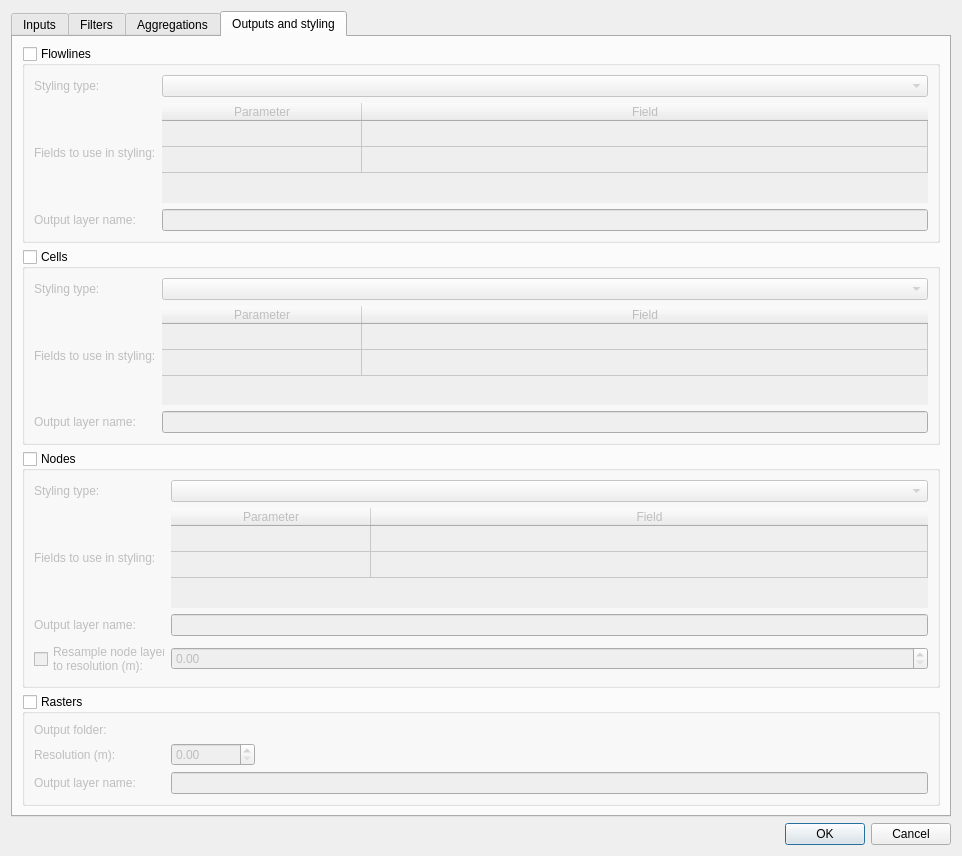
Above: tool_statistics/threedi_custom_stats_dialog_base.ui from nens/threedi-results-analysis before the change. Below: the same form after it.
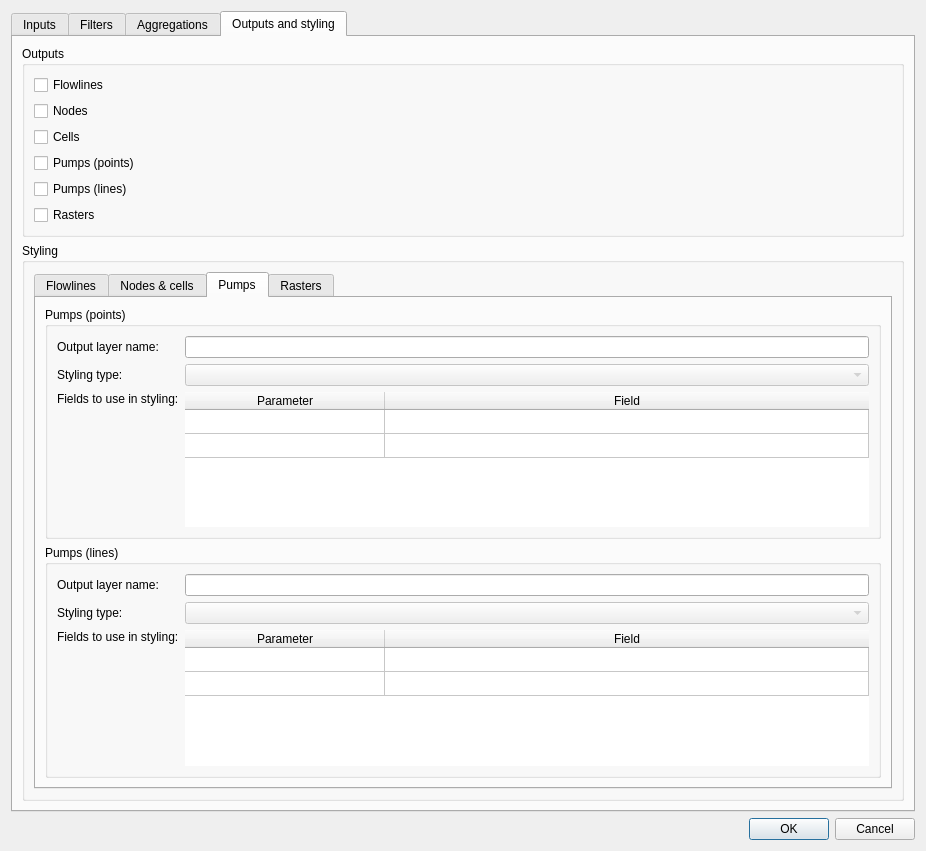
That is the form after the change. The open tabs and pages were chosen to show the change. Custom widgets are drawn as their Qt base class.

Commit message:
Add support for pumps in result aggregation tool (#1014)
* Support for pumps in result aggregation tool
* Add threshold compare methods
* Add preset "Total pumped volume" to Result Aggregation tool
* Add preset "Pumps: % of time at max capacity" to Result Aggregation tool
* Cross-sectional discharge algorithm: allow cross-section lines to have different crs than 3Di results, automatically reproject

```diff
--- a/tool_statistics/threedi_custom_stats_dialog_base.ui
+++ b/tool_statistics/threedi_custom_stats_dialog_base.ui
@@ -9,8 +9,8 @@
    <rect>
     <x>0</x>
     <y>0</y>
-    <width>962</width>
-    <height>856</height>
+    <width>926</width>
+    <height>851</height>
    </rect>
   </property>
   <property name="windowTitle">
@@ -432,142 +432,124 @@
       </attribute>
       <layout class="QVBoxLayout" name="verticalLayout_6">
        <item>
-        <widget class="QGroupBox" name="groupBoxFlowlines">
+        <spacer name="verticalSpacer_3">
+         <property name="orientation">
+          <enum>Qt::Vertical</enum>
+         </property>
+         <property name="sizeHint" stdset="0">
+          <size>
+           <width>20</width>
+           <height>40</height>
+          </size>
+         </property>
+        </spacer>
+       </item>
+       <item>
+        <widget class="QGroupBox" name="groupBoxOutputs">
          <property name="title">
+          <string>Outputs</string>
+         </property>
+         <layout class="QVBoxLayout" name="verticalLayout_7">
+          <item>
+           <widget class="QCheckBox" name="checkBoxFlowlines">
+            <property name="text">
           <string>Flowlines</string>
          </property>
-         <property name="checkable">
-          <bool>true</bool>
-         </property>
-         <property name="checked">
-          <bool>false</bool>
-         </property>
-         <layout class="QGridLayout" name="gridLayout_3">
-          <item row="1" column="0">
-           <widget class="QLabel" name="label_18">
+           </widget>
+          </item>
+          <item>
+           <widget class="QCheckBox" name="checkBoxNodes">
+            <property name="text">
+             <string>Nodes</string>
+            </property>
+           </widget>
+          </item>
+          <item>
+           <widget class="QCheckBox" name="checkBoxCells">
+            <property name="text">
+             <string>Cells</string>
+            </property>
+           </widget>
+          </item>
+          <item>
+           <widget class="QCheckBox" name="checkBoxPumps">
             <property name="text">
-             <string>Fields to use in styling:</string>
+             <string>Pumps (points)</string>
             </property>
            </widget>
           </item>
-          <item row="0" column="1">
-           <widget class="QComboBox" name="comboBoxFlowlinesStyleType">
-            <property name="enabled">
-             <bool>false</bool>
+          <item>
+           <widget class="QCheckBox" name="checkBoxPumpsLinestring">
+            <property name="text">
+             <string>Pumps (lines)</string>
             </property>
-            <property name="sizePolicy">
-             <sizepolicy hsizetype="Preferred" vsizetype="Fixed">
-              <horstretch>0</horstretch>
-              <verstretch>0</verstretch>
-             </sizepolicy>
+           </widget>
+          </item>
+          <item>
+           <widget class="QCheckBox" name="checkBoxRasters">
+            <property name="text">
+             <string>Rasters</string>
             </property>
            </widget>
           </item>
-          <item row="2" column="0">
+         </layout>
+        </widget>
+       </item>
+       <item>
+        <widget class="QGroupBox" name="groupBoxStyling">
+         <property name="title">
+          <string>Styling</string>
+         </property>
+         <layout class="QVBoxLayout" name="verticalLayout_9">
+          <item>
+           <widget class="QTabWidget" name="tabWidgetStyling">
+            <property name="currentIndex">
+             <number>0</number>
+            </property>
+            <widget class="QWidget" name="tabFlowlinesStyling">
+             <attribute name="title">
+              <string>Flowlines</string>
+             </attribute>
+             <layout class="QFormLayout" name="formLayout">
+              <item row="0" column="0">
            <widget class="QLabel" name="label_7">
             <property name="text">
              <string>Output layer name:</string>
             </property>
            </widget>
           </item>
-          <item row="1" column="1">
-           <widget class="QTableWidget" name="tableWidgetFlowlinesStyleParams">
-            <property name="frameShape">
-             <enum>QFrame::NoFrame</enum>
-            </property>
-            <property name="frameShadow">
-             <enum>QFrame::Sunken</enum>
-            </property>
-            <property name="lineWidth">
-             <number>0</number>
-            </property>
-            <property name="alternatingRowColors">
-             <bool>false</bool>
-            </property>
-            <property name="showGrid">
-             <bool>true</bool>
-            </property>
-            <property name="cornerButtonEnabled">
-             <bool>false</bool>
-            </property>
-            <attribute name="horizontalHeaderDefaultSectionSize">
-             <number>200</number>
-            </attribute>
-            <attribute name="horizontalHeaderHighlightSections">
-             <bool>true</bool>
-            </attribute>
-            <attribute name="horizontalHeaderStretchLastSection">
-             <bool>true</bool>
-            </attribute>
-            <attribute name="verticalHeaderVisible">
-             <bool>false</bool>
-            </attribute>
-            <attribute name="verticalHeaderDefaultSectionSize">
-             <number>26</number>
-            </attribute>
-            <row>
-             <property name="text">
-              <string/>
-             </property>
-            </row>
-            <row>
-             <property name="text">
-              <string/>
-             </property>
-            </row>
-            <column>
-             <property name="text">
-              <string>Parameter</string>
-             </property>
-            </column>
-            <column>
-             <property name="text">
-              <string>Field</string>
-             </property>
-            </column>
-           </widget>
-          </item>
-          <item row="0" column="0">
-           <widget class="QLabel" name="label_17">
-            <property name="text">
-             <string>Styling type:</string>
-            </property>
-           </widget>
-          </item>
-          <item row="2" column="1">
+              <item row="0" column="1">
            <widget class="QLineEdit" name="lineEditOutputFlowLayer"/>
           </item>
-         </layout>
-        </widget>
-       </item>
-       <item>
-        <widget class="QGroupBox" name="groupBoxCells">
-         <property name="title">
-          <string>Cells</string>
-         </property>
-         <property name="checkable">
-          <bool>true</bool>
-         </property>
-         <property name="checked">
-          <bool>false</bool>
-         </property>
-         <layout class="QGridLayout" name="gridLayout_4">
           <item row="1" column="0">
-           <widget class="QLabel" name="label_16">
+               <widget class="QLabel" name="label_17">
             <property name="text">
-             <string>Fields to use in styling:</string>
-            </property>
-           </widget>
-          </item>
-          <item row="0" column="1">
-           <widget class="QComboBox" name="comboBoxCellsStyleType">
-            <property name="enabled">
-             <bool>false</bool>
+                 <string>Styling type:</string>
             </property>
            </widget>
           </item>
           <item row="1" column="1">
-           <widget class="QTableWidget" name="tableWidgetCellsStyleParams">
+               <widget class="QComboBox" name="comboBoxFlowlinesStyleType">
+                <property name="enabled">
+                 <bool>false</bool>
+                </property>
+                <property name="sizePolicy">
+                 <sizepolicy hsizetype="Preferred" vsizetype="Fixed">
+                  <horstretch>0</horstretch>
+                  <verstretch>0</verstretch>
+                 </sizepolicy>
+                </property>
+               </widget>
+              </item>
+              <item row="2" column="0">
+               <widget class="QLabel" name="label_18">
+                <property name="text">
+                 <string>Fields to use in styling:</string>
+                </property>
+               </widget>
+              </item>
+              <item row="2" column="1">
+               <widget class="QTableWidget" name="tableWidgetFlowlinesStyleParams">
             <property name="frameShape">
              <enum>QFrame::NoFrame</enum>
             </property>
@@ -586,6 +568,15 @@
             <property name="cornerButtonEnabled">
              <bool>false</bool>
             </property>
+                <attribute name="horizontalHeaderVisible">
+                 <bool>true</bool>
+                </attribute>
+                <attribute name="horizontalHeaderCascadingSectionResizes">
+                 <bool>false</bool>
+                </attribute>
+                <attribute name="horizontalHeaderMinimumSectionSize">
+                 <number>49</number>
+                </attribute>
             <attribute name="horizontalHeaderDefaultSectionSize">
              <number>200</number>
             </attribute>
@@ -598,8 +589,11 @@
             <attribute name="verticalHeaderVisible">
              <bool>false</bool>
             </attribute>
+                <attribute name="verticalHeaderMinimumSectionSize">
+                 <number>24</number>
+                </attribute>
             <attribute name="verticalHeaderDefaultSectionSize">
-             <number>26</number>
+                 <number>24</number>
             </attribute>
             <row>
              <property name="text">
@@ -623,53 +617,113 @@
             </column>
            </widget>
           </item>
-          <item row="0" column="0">
-           <widget class="QLabel" name="label_15">
-            <property name="text">
-             <string>Styling type:</string>
-            </property>
-           </widget>
-          </item>
-          <item row="2" column="0">
-           <widget class="QLabel" name="label_6">
-            <property name="text">
-             <string>Output layer name:</string>
-            </property>
-           </widget>
-          </item>
-          <item row="2" column="1">
-           <widget class="QLineEdit" name="lineEditOutputCellLayer"/>
-          </item>
-         </layout>
-        </widget>
-       </item>
+             </layout>
+            </widget>
+            <widget class="QWidget" name="tabNodesCellsStyling">
+             <attribute name="title">
+              <string>Nodes &amp;&amp; cells</string>
+             </attribute>
+             <layout class="QVBoxLayout" name="verticalLayout_8">
        <item>
         <widget class="QGroupBox" name="groupBoxNodes">
+                <property name="sizePolicy">
+                 <sizepolicy hsizetype="Preferred" vsizetype="Maximum">
+                  <horstretch>0</horstretch>
+                  <verstretch>0</verstretch>
+                 </sizepolicy>
+                </property>
          <property name="title">
           <string>Nodes</string>
          </property>
          <property name="checkable">
-          <bool>true</bool>
+                 <bool>false</bool>
          </property>
          <property name="checked">
           <bool>false</bool>
          </property>
-         <layout class="QGridLayout" name="gridLayout_5">
+                <layout class="QFormLayout" name="formLayout_3">
           <item row="1" column="0">
-           <widget class="QLabel" name="label_14">
+                  <widget class="QLabel" name="label_13">
             <property name="text">
              <string>Fields to use in styling:</string>
             </property>
            </widget>
           </item>
-          <item row="0" column="1">
+                 <item row="1" column="1">
            <widget class="QComboBox" name="comboBoxNodesStyleType">
             <property name="enabled">
              <bool>false</bool>
             </property>
            </widget>
           </item>
-          <item row="3" column="0">
+                 <item row="2" column="0">
+                  <widget class="QLabel" name="label_14">
+                   <property name="text">
+                    <string>Fields to use in styling:</string>
+                   </property>
+                  </widget>
+                 </item>
+                 <item row="2" column="1">
+                  <widget class="QTableWidget" name="tableWidgetNodesStyleParams">
+                   <property name="frameShape">
+                    <enum>QFrame::NoFrame</enum>
+                   </property>
+                   <property name="frameShadow">
+                    <enum>QFrame::Sunken</enum>
+                   </property>
+                   <property name="lineWidth">
+                    <number>0</number>
+                   </property>
+                   <property name="alternatingRowColors">
+                    <bool>false</bool>
+                   </property>
+                   <property name="showGrid">
+                    <bool>true</bool>
+                   </property>
+                   <property name="cornerButtonEnabled">
+                    <bool>false</bool>
+                   </property>
+                   <attribute name="horizontalHeaderDefaultSectionSize">
+                    <number>200</number>
+                   </attribute>
+                   <attribute name="horizontalHeaderHighlightSections">
+                    <bool>true</bool>
+                   </attribute>
+                   <attribute name="horizontalHeaderStretchLastSection">
+                    <bool>true</bool>
+                   </attribute>
+                   <attribute name="verticalHeaderVisible">
+                    <bool>false</bool>
+                   </attribute>
+                   <attribute name="verticalHeaderMinimumSectionSize">
+                    <number>24</number>
+                   </attribute>
+                   <attribute name="verticalHeaderDefaultSectionSize">
+                    <number>24</number>
+                   </attribute>
+                   <row>
+                    <property name="text">
+                     <string/>
+                    </property>
+                   </row>
+                   <row>
+                    <property name="text">
+                     <string/>
+                    </property>
+                   </row>
+                   <column>
+                    <property name="text">
+                     <string>Parameter</string>
+                    </property>
+                   </column>
+                   <column>
+                    <property name="text">
+                     <string>Field</string>
+                    </property>
+                   </column>
+                  </widget>
+                 </item>
+                 <item row="4" column="0">
            <widget class="QCheckBox" name="checkBoxResample">
             <property name="sizePolicy">
              <sizepolicy hsizetype="Preferred" vsizetype="Fixed">
@@ -684,104 +738,391 @@
              </size>
             </property>
             <property name="text">
-             <string>Resample node layer 
-to resolution (m):</string>
+                    <string>Resample to
+resolution (m):</string>
             </property>
            </widget>
           </item>
-          <item row="3" column="1">
+                 <item row="4" column="1">
            <widget class="QDoubleSpinBox" name="doubleSpinBoxNodesLayerResolution"/>
           </item>
-          <item row="1" column="1">
-           <widget class="QTableWidget" name="tableWidgetNodesStyleParams">
-            <property name="frameShape">
-             <enum>QFrame::NoFrame</enum>
-            </property>
-            <property name="frameShadow">
-             <enum>QFrame::Sunken</enum>
-            </property>
-            <property name="lineWidth">
-             <number>0</number>
-            </property>
-            <property name="alternatingRowColors">
-             <bool>false</bool>
-            </property>
-            <property name="showGrid">
-             <bool>true</bool>
-            </property>
-            <property name="cornerButtonEnabled">
-             <bool>false</bool>
-            </property>
-            <attribute name="horizontalHeaderDefaultSectionSize">
-             <number>200</number>
-            </attribute>
-            <attribute name="horizontalHeaderHighlightSections">
-             <bool>true</bool>
-            </attribute>
-            <attribute name="horizontalHeaderStretchLastSection">
-             <bool>true</bool>
-            </attribute>
-            <attribute name="verticalHeaderVisible">
-             <bool>false</bool>
-            </attribute>
-            <attribute name="verticalHeaderDefaultSectionSize">
-             <number>26</number>
-            </attribute>
-            <row>
-             <property name="text">
-              <string/>
-             </property>
-            </row>
-            <row>
-             <property name="text">
-              <string/>
-             </property>
-            </row>
-            <column>
-             <property name="text">
-              <string>Parameter</string>
-             </property>
-            </column>
-            <column>
-             <property name="text">
-              <string>Field</string>
-             </property>
-            </column>
-           </widget>
-          </item>
           <item row="0" column="0">
-           <widget class="QLabel" name="label_13">
-            <property name="text">
-             <string>Styling type:</string>
-            </property>
-           </widget>
-          </item>
-          <item row="2" column="0">
            <widget class="QLabel" name="label_2">
             <property name="text">
              <string>Output layer name:</string>
             </property>
            </widget>
           </item>
-          <item row="2" column="1">
+                 <item row="0" column="1">
            <widget class="QLineEdit" name="lineEditOutputNodeLayer"/>
           </item>
          </layout>
         </widget>
        </item>
        <item>
-        <widget class="QGroupBox" name="groupBoxRasters">
+               <widget class="QGroupBox" name="groupBoxCells">
+                <property name="sizePolicy">
+                 <sizepolicy hsizetype="Expanding" vsizetype="Maximum">
+                  <horstretch>0</horstretch>
+                  <verstretch>0</verstretch>
+                 </sizepolicy>
+                </property>
          <property name="title">
+                 <string>Cells</string>
+                </property>
+                <property name="checkable">
+                 <bool>false</bool>
+                </property>
+                <property name="checked">
+                 <bool>false</bool>
+                </property>
+                <layout class="QFormLayout" name="formLayout_4">
+                 <item row="1" column="0">
+                  <widget class="QLabel" name="label_15">
+                   <property name="text">
+                    <string>Styling type:</string>
+                   </property>
+                  </widget>
+                 </item>
+                 <item row="1" column="1">
+                  <widget class="QComboBox" name="comboBoxCellsStyleType">
+                   <property name="enabled">
+                    <bool>false</bool>
+                   </property>
+                  </widget>
+                 </item>
+                 <item row="2" column="0">
+                  <widget class="QLabel" name="label_16">
+                   <property name="text">
+                    <string>Fields to use in styling:</string>
+                   </property>
+                  </widget>
+                 </item>
+                 <item row="2" column="1">
+                  <widget class="QTableWidget" name="tableWidgetCellsStyleParams">
+                   <property name="frameShape">
+                    <enum>QFrame::NoFrame</enum>
+                   </property>
+                   <property name="frameShadow">
+                    <enum>QFrame::Sunken</enum>
+                   </property>
+                   <property name="lineWidth">
+                    <number>0</number>
+                   </property>
+                   <property name="alternatingRowColors">
+                    <bool>false</bool>
+                   </property>
+                   <property name="showGrid">
+                    <bool>true</bool>
+                   </property>
+                   <property name="cornerButtonEnabled">
+                    <bool>false</bool>
+                   </property>
+                   <attribute name="horizontalHeaderDefaultSectionSize">
+                    <number>200</number>
+                   </attribute>
+                   <attribute name="horizontalHeaderHighlightSections">
+                    <bool>true</bool>
+                   </attribute>
+                   <attribute name="horizontalHeaderStretchLastSection">
+                    <bool>true</bool>
+                   </attribute>
+                   <attribute name="verticalHeaderVisible">
+                    <bool>false</bool>
+                   </attribute>
+                   <attribute name="verticalHeaderMinimumSectionSize">
+                    <number>24</number>
+                   </attribute>
+                   <attribute name="verticalHeaderDefaultSectionSize">
+                    <number>24</number>
+                   </attribute>
+                   <row>
+                    <property name="text">
+                     <string/>
+                    </property>
+                   </row>
+                   <row>
+                    <property name="text">
+                     <string/>
+                    </property>
+                   </row>
+                   <column>
+                    <property name="text">
+                     <string>Parameter</string>
+                    </property>
+                   </column>
+                   <column>
+                    <property name="text">
+                     <string>Field</string>
+                    </property>
+                   </column>
+                  </widget>
+                 </item>
+                 <item row="0" column="0">
+                  <widget class="QLabel" name="label_6">
+                   <property name="text">
+                    <string>Output layer name:</string>
+                   </property>
+                  </widget>
+                 </item>
+                 <item row="0" column="1">
+                  <widget class="QLineEdit" name="lineEditOutputCellLayer"/>
+                 </item>
+                </layout>
+               </widget>
+              </item>
+              <item>
+               <spacer name="verticalSpacer_8">
+                <property name="sizePolicy">
+                 <sizepolicy hsizetype="Expanding" vsizetype="Maximum">
+                  <horstretch>0</horstretch>
+                  <verstretch>0</verstretch>
+                 </sizepolicy>
+                </property>
+                <property name="orientation">
+                 <enum>Qt::Vertical</enum>
+                </property>
+                <property name="sizeHint" stdset="0">
+                 <size>
+                  <width>20</width>
+                  <height>40</height>
+                 </size>
+                </property>
+               </spacer>
+              </item>
+             </layout>
+            </widget>
+            <widget class="QWidget" name="tabPumpsStyling">
+             <attribute name="title">
+              <string>Pumps</string>
+             </attribute>
+             <layout class="QVBoxLayout" name="verticalLayout_10">
+              <item>
+               <widget class="QGroupBox" name="groupBoxPumps">
+                <property name="title">
+                 <string>Pumps (points)</string>
+                </property>
+                <property name="checkable">
+                 <bool>false</bool>
+                </property>
+                <property name="checked">
+                 <bool>false</bool>
+                </property>
+                <layout class="QGridLayout" name="gridLayout_8">
+                 <item row="1" column="1">
+                  <widget class="QComboBox" name="comboBoxPumpsStyleType">
+                   <property name="enabled">
+                    <bool>false</bool>
+                   </property>
+                  </widget>
+                 </item>
+                 <item row="2" column="0">
+                  <widget class="QLabel" name="label_21">
+                   <property name="text">
+                    <string>Fields to use in styling:</string>
+                   </property>
+                   <property name="alignment">
+                    <set>Qt::AlignLeading|Qt::AlignLeft|Qt::AlignTop</set>
+                   </property>
+                  </widget>
+                 </item>
+                 <item row="1" column="0">
+                  <widget class="QLabel" name="label_22">
+                   <property name="text">
+                    <string>Styling type:</string>
+                   </property>
+                  </widget>
+                 </item>
+                 <item row="2" column="1">
+                  <widget class="QTableWidget" name="tableWidgetPumpsStyleParams">
+                   <property name="frameShape">
+                    <enum>QFrame::NoFrame</enum>
+                   </property>
+                   <property name="frameShadow">
+                    <enum>QFrame::Sunken</enum>
+                   </property>
+                   <property name="lineWidth">
+                    <number>0</number>
+                   </property>
+                   <property name="alternatingRowColors">
+                    <bool>false</bool>
+                   </property>
+                   <property name="showGrid">
+                    <bool>true</bool>
+                   </property>
+                   <property name="cornerButtonEnabled">
+                    <bool>false</bool>
+                   </property>
+                   <attribute name="horizontalHeaderDefaultSectionSize">
+                    <number>200</number>
+                   </attribute>
+                   <attribute name="horizontalHeaderHighlightSections">
+                    <bool>true</bool>
+                   </attribute>
+                   <attribute name="horizontalHeaderStretchLastSection">
+                    <bool>true</bool>
+                   </attribute>
+                   <attribute name="verticalHeaderVisible">
+                    <bool>false</bool>
+                   </attribute>
+                   <attribute name="verticalHeaderMinimumSectionSize">
+                    <number>24</number>
+                   </attribute>
+                   <attribute name="verticalHeaderDefaultSectionSize">
+                    <number>24</number>
+                   </attribute>
+                   <row>
+                    <property name="text">
+                     <string/>
+                    </property>
+                   </row>
+                   <row>
+                    <property name="text">
+                     <string/>
+                    </property>
+                   </row>
+                   <column>
+                    <property name="text">
+                     <string>Parameter</string>
+                    </property>
+                   </column>
+                   <column>
+                    <property name="text">
+                     <string>Field</string>
+                    </property>
+                   </column>
+                  </widget>
+                 </item>
+                 <item row="0" column="0">
+                  <widget class="QLabel" name="label_10">
+                   <property name="text">
+                    <string>Output layer name:</string>
+                   </property>
+                  </widget>
+                 </item>
+                 <item row="0" column="1">
+                  <widget class="QLineEdit" name="lineEditOutputPumpsLayer"/>
+                 </item>
+                </layout>
+               </widget>
+              </item>
+              <item>
+               <widget class="QGroupBox" name="groupBoxPumpsLinestring">
+                <property name="title">
+                 <string>Pumps (lines)</string>
+                </property>
+                <property name="checkable">
+                 <bool>false</bool>
+                </property>
+                <property name="checked">
+                 <bool>false</bool>
+                </property>
+                <layout class="QGridLayout" name="gridLayout_9">
+                 <item row="1" column="1">
+                  <widget class="QComboBox" name="comboBoxPumpsLinestringStyleType">
+                   <property name="enabled">
+                    <bool>false</bool>
+                   </property>
+                  </widget>
+                 </item>
+                 <item row="2" column="0">
+                  <widget class="QLabel" name="label_23">
+                   <property name="text">
+                    <string>Fields to use in styling:</string>
+                   </property>
+                   <property name="alignment">
+                    <set>Qt::AlignLeading|Qt::AlignLeft|Qt::AlignTop</set>
+                   </property>
+                  </widget>
+                 </item>
+                 <item row="1" column="0">
+                  <widget class="QLabel" name="label_24">
+                   <property name="text">
+                    <string>Styling type:</string>
+                   </property>
+                  </widget>
+                 </item>
+                 <item row="2" column="1">
+                  <widget class="QTableWidget" name="tableWidgetPumpsLinestringStyleParams">
+                   <property name="frameShape">
+                    <enum>QFrame::NoFrame</enum>
+                   </property>
+                   <property name="frameShadow">
+                    <enum>QFrame::Sunken</enum>
+                   </property>
+                   <property name="lineWidth">
+                    <number>0</number>
+                   </property>
+                   <property name="alternatingRowColors">
+                    <bool>false</bool>
+                   </property>
+                   <property name="showGrid">
+                    <bool>true</bool>
+                   </property>
+                   <property name="cornerButtonEnabled">
+                    <bool>false</bool>
+                   </property>
+                   <attribute name="horizontalHeaderDefaultSectionSize">
+                    <number>200</number>
+                   </attribute>
+                   <attribute name="horizontalHeaderHighlightSections">
+                    <bool>true</bool>
+                   </attribute>
+                   <attribute name="horizontalHeaderStretchLastSection">
+                    <bool>true</bool>
+                   </attribute>
+                   <attribute name="verticalHeaderVisible">
+                    <bool>false</bool>
+                   </attribute>
+                   <attribute name="verticalHeaderMinimumSectionSize">
+                    <number>24</number>
+                   </attribute>
+                   <attribute name="verticalHeaderDefaultSectionSize">
+                    <number>24</number>
+                   </attribute>
+                   <row>
+                    <property name="text">
+                     <string/>
+                    </property>
+                   </row>
+                   <row>
+                    <property name="text">
+                     <string/>
+                    </property>
+                   </row>
+                   <column>
+                    <property name="text">
+                     <string>Parameter</string>
+                    </property>
+                   </column>
+                   <column>
+                    <property name="text">
+                     <string>Field</string>
+                    </property>
+                   </column>
+                  </widget>
+                 </item>
+                 <item row="0" column="0">
+                  <widget class="QLabel" name="label_19">
+                   <property name="text">
+                    <string>Output layer name:</string>
+                   </property>
+                  </widget>
+                 </item>
+                 <item row="0" column="1">
+                  <widget class="QLineEdit" name="lineEditOutputPumpsLinestringLayer"/>
+                 </item>
+                </layout>
+               </widget>
+              </item>
+             </layout>
+            </widget>
+            <widget class="QWidget" name="tabRastersStyling">
+             <attribute name="title">
           <string>Rasters</string>
-         </property>
-         <property name="checkable">
-          <bool>true</bool>
-         </property>
-         <property name="checked">
-          <bool>false</bool>
-         </property>
-         <layout class="QGridLayout" name="gridLayout_6">
-          <item row="0" column="0">
+             </attribute>
+             <layout class="QFormLayout" name="formLayout_2">
+              <item row="1" column="0">
            <widget class="QLabel" name="label_12">
             <property name="minimumSize">
              <size>
@@ -794,49 +1135,56 @@
             </property>
            </widget>
           </item>
-          <item row="0" column="1" colspan="2">
+              <item row="1" column="1">
            <widget class="QgsFileWidget" name="mQgsFileWidgetRasterFolder">
             <property name="enabled">
              <bool>false</bool>
             </property>
            </widget>
           </item>
-          <item row="1" column="2">
-           <widget class="QWidget" name="widget_3" native="true">
-            <property name="sizePolicy">
-             <sizepolicy hsizetype="Expanding" vsizetype="Expanding">
-              <horstretch>0</horstretch>
-              <verstretch>0</verstretch>
-             </sizepolicy>
-            </property>
-           </widget>
-          </item>
-          <item row="1" column="1">
-           <widget class="QDoubleSpinBox" name="doubleSpinBoxResolution">
-            <property name="maximum">
-             <double>9999999.000000000000000</double>
-            </property>
-           </widget>
-          </item>
-          <item row="1" column="0">
+              <item row="2" column="0">
            <widget class="QLabel" name="label_11">
             <property name="text">
              <string>Resolution (m):</string>
             </property>
            </widget>
           </item>
-          <item row="2" column="0">
+              <item row="2" column="1">
+               <widget class="QDoubleSpinBox" name="doubleSpinBoxResolution">
+                <property name="maximum">
+                 <double>9999999.000000000000000</double>
+                </property>
+               </widget>
+              </item>
+              <item row="0" column="0">
            <widget class="QLabel" name="label_8">
             <property name="text">
              <string>Output layer name:</string>
             </property>
            </widget>
           </item>
-          <item row="2" column="1" colspan="2">
+              <item row="0" column="1">
            <widget class="QLineEdit" name="lineEditOutputRasterLayer"/>
           </item>
          </layout>
         </widget>
+           </widget>
+          </item>
+         </layout>
+        </widget>
+       </item>
+       <item>
+        <spacer name="verticalSpacer_6">
+         <property name="orientation">
+          <enum>Qt::Vertical</enum>
+         </property>
+         <property name="sizeHint" stdset="0">
+          <size>
+           <width>20</width>
+           <height>40</height>
+          </size>
+         </property>
+        </spacer>
        </item>
       </layout>
      </widget>
```
Left out of the diff: 19 changed lines with no effect on the pictures. Lines whose indentation alone changed are shown as unchanged. The commit also changes 16 other files.
